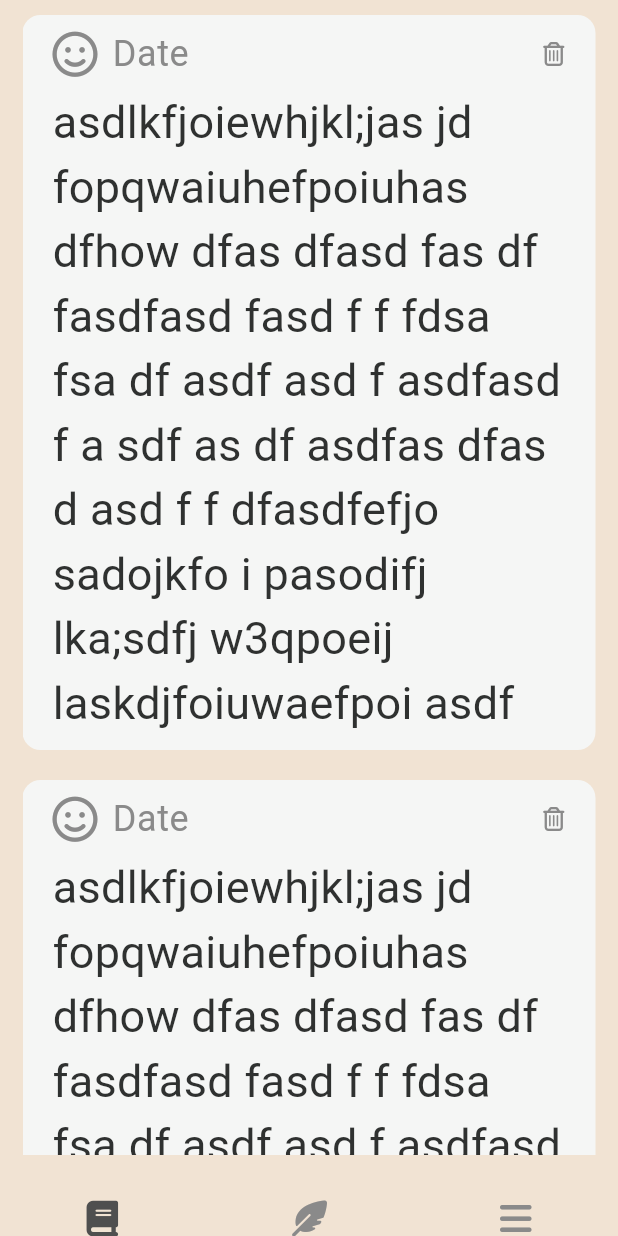
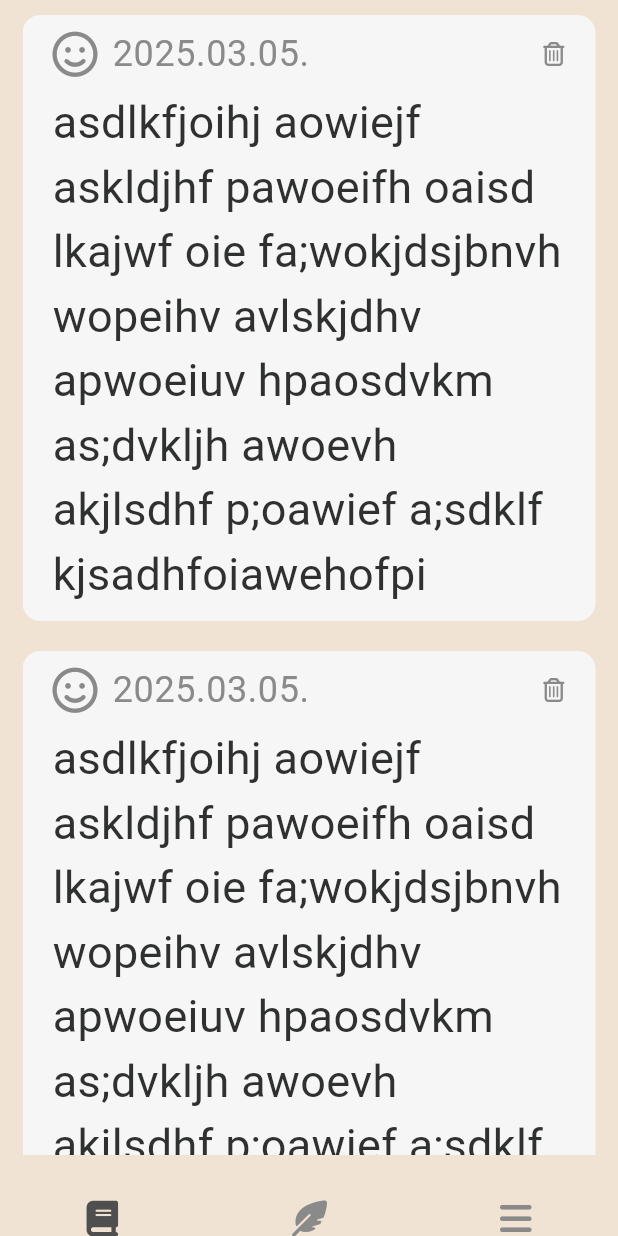
Before and after one commit to hojun-jo/moodtracker, a Flutter app: the screen it shows after launch, on a phone screen of 412 x 824 dp. Run offline on Flutter 3.47's test engine with Material 3 defaults, Android fonts, the phone set to English and light mode, and no system bars; our stand-ins replace device_preview, firebase_core, font_awesome_flutter, gap, go_router, google_fonts; accounts and stored records are empty; Roboto replaces fonts that are missing (Dongle).

Commit message:
refactor: 위젯 분리

```diff
--- a/lib/features/home/views/home_screen.dart
+++ b/lib/features/home/views/home_screen.dart
@@ -1,8 +1,7 @@
 import 'package:flutter/material.dart';
-import 'package:font_awesome_flutter/font_awesome_flutter.dart';
 import 'package:gap/gap.dart';
 import 'package:moodtracker/core/models/mood/mood_type.dart';
-import 'package:moodtracker/core/widgets/small_icon_button.dart';
+import 'package:moodtracker/features/home/views/widgets/mood_card.dart';
 
 class HomeScreen extends StatelessWidget {
   const HomeScreen({super.key});
@@ -16,42 +15,12 @@ class HomeScreen extends StatelessWidget {
           separatorBuilder: (context, index) => const Gap(20),
           itemCount: 10,
           itemBuilder: (context, index) {
-            return Column(
-              children: [
-                Card(
-                  child: Padding(
-                    padding: const EdgeInsets.symmetric(
-                      horizontal: 20,
-                      vertical: 10,
-                    ),
-                    child: Column(
-                      spacing: 8,
-                      children: [
-                        Row(
-                          spacing: 10,
-                          children: [
-                            Icon(
-                              MoodType.smile.toIcon(),
-                              size: 30,
-                            ),
-                            Text(
-                              "Date",
-                              style: Theme.of(context).textTheme.bodySmall,
-                            ),
-                            const Spacer(),
-                            SmallIconButton(
-                              onTap: () {},
-                              icon: FontAwesomeIcons.trashCan,
-                            ),
-                          ],
-                        ),
-                        const Text(
-                            "asdlkfjoiewhjkl;jas jd fopqwaiuhefpoiuhas dfhow dfas dfasd fas df  fasdfasd fasd f f fdsa fsa df asdf asd f asdfasd f a sdf as df asdfas dfas d asd f f dfasdfefjo sadojkfo i pasodifj lka;sdfj w3qpoeij laskdjfoiuwaefpoi asdf"),
-                      ],
-                    ),
-                  ),
-                ),
-              ],
+            return MoodCard(
+              onTrashTap: () {},
+              moodType: MoodType.smile,
+              createdAt: "2025.03.05.",
+              description:
+                  "asdlkfjoihj aowiejf askldjhf pawoeifh oaisd lkajwf oie fa;wokjdsjbnvh wopeihv avlskjdhv apwoeiuv hpaosdvkm as;dvkljh awoevh akjlsdhf p;oawief a;sdklf kjsadhfoiawehofpi",
             );
           },
         ),
--- /dev/null
+++ b/lib/features/home/views/widgets/mood_card.dart
@@ -0,0 +1,55 @@
+import 'package:flutter/material.dart';
+import 'package:font_awesome_flutter/font_awesome_flutter.dart';
+import 'package:moodtracker/core/models/mood/mood_type.dart';
+import 'package:moodtracker/core/widgets/small_icon_button.dart';
+
+class MoodCard extends StatelessWidget {
+  final VoidCallback onTrashTap;
+  final MoodType moodType;
+  final String createdAt;
+  final String description;
+
+  const MoodCard({
+    super.key,
+    required this.onTrashTap,
+    required this.moodType,
+    required this.createdAt,
+    required this.description,
+  });
+
+  @override
+  Widget build(BuildContext context) {
+    return Card(
+      child: Padding(
+        padding: const EdgeInsets.symmetric(
+          horizontal: 20,
+          vertical: 10,
+        ),
+        child: Column(
+          spacing: 8,
+          children: [
+            Row(
+              spacing: 10,
+              children: [
+                Icon(
+                  moodType.toIcon(),
+                  size: 30,
+                ),
+                Text(
+                  createdAt,
+                  style: Theme.of(context).textTheme.bodySmall,
+                ),
+                const Spacer(),
+                SmallIconButton(
+                  onTap: onTrashTap,
+                  icon: FontAwesomeIcons.trashCan,
+                ),
+              ],
+            ),
+            Text(description),
+          ],
+        ),
+      ),
+    );
+  }
+}
```
